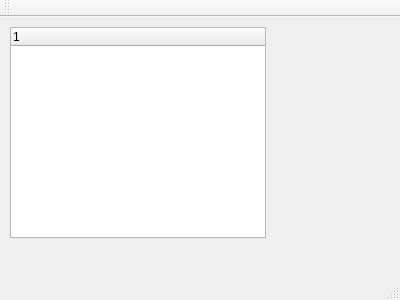
Old version of the form mainwindow.ui in the repository IJHack/QtPass.
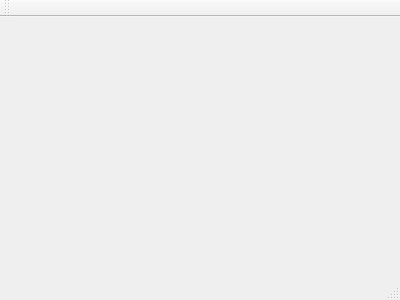
New version of the form.

```diff
--- a/mainwindow.ui
+++ b/mainwindow.ui
@@ -13,23 +13,7 @@
   <property name="windowTitle">
    <string>MainWindow</string>
   </property>
-  <widget class="QWidget" name="centralWidget">
-   <widget class="QTreeWidget" name="treeWidget">
-    <property name="geometry">
-     <rect>
-      <x>10</x>
-      <y>10</y>
-      <width>256</width>
-      <height>211</height>
-     </rect>
-    </property>
-    <column>
-     <property name="text">
-      <string notr="true">1</string>
-     </property>
-    </column>
-   </widget>
-  </widget>
+  <widget class="QWidget" name="centralWidget"/>
   <widget class="QMenuBar" name="menuBar">
    <property name="geometry">
     <rect>
```
